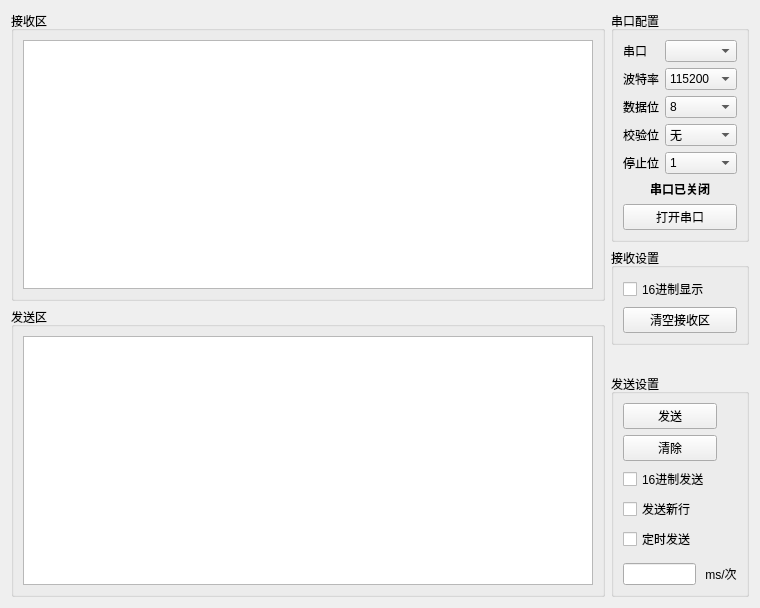
This is GUI/widget_serial.ui in MarkVimy/RP2020_Tool as Qt 5 draws it before an edit. The edited form follows.
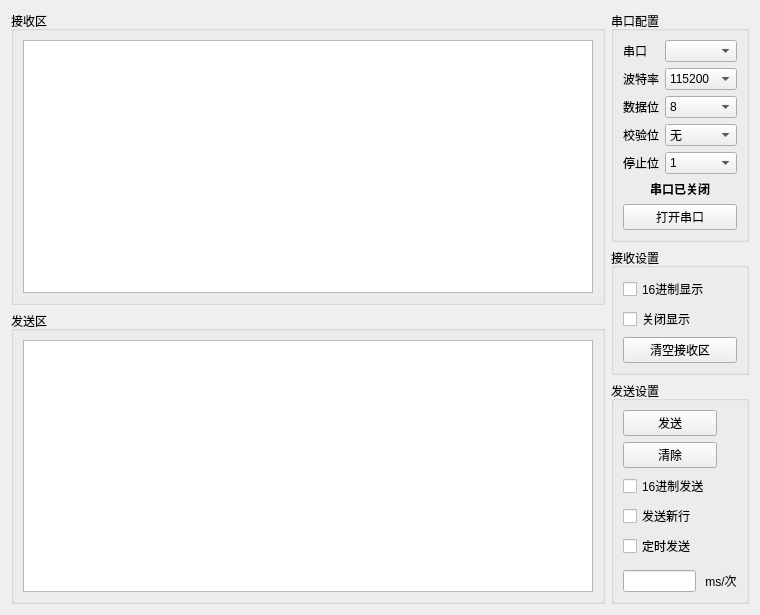
This is the edited form.

Commit message: RP2020_Tool V1.1.4 问题1： [已解决]帧切换时，光标位置cur_index不变，但两帧的timer数据量不同，导致切换后另一帧的timer[cur_index]索引出界 [方法]切换时cur_index先置为-1 问题2： [已解决]暂停后，最值等数据的更新需要在界面内移动光标，从而导致只是切换tab的时候数据显示不同步，容易造成误解 [方法]暂停之后，光标的移动会同步更新所有帧的数据界面，而不只是当前帧

```diff
--- a/GUI/widget_serial.ui
+++ b/GUI/widget_serial.ui
@@ -317,6 +317,13 @@
          <layout class="QVBoxLayout" name="verticalLayout_5">
           <item>
            <layout class="QGridLayout" name="gridLayout_2">
+            <item row="2" column="0">
+             <widget class="QPushButton" name="pushButton_rx_clear">
+              <property name="text">
+               <string>清空接收区</string>
+              </property>
+             </widget>
+            </item>
             <item row="0" column="0">
              <widget class="QCheckBox" name="checkBox_hex_show">
               <property name="text">
@@ -331,9 +338,9 @@
              </widget>
             </item>
             <item row="1" column="0">
-             <widget class="QPushButton" name="pushButton_rx_clear">
+             <widget class="QCheckBox" name="checkBox_rx_not_show">
               <property name="text">
-               <string>清空接收区</string>
+               <string>关闭显示</string>
               </property>
              </widget>
             </item>
```
The commit also changes 12 other files.
